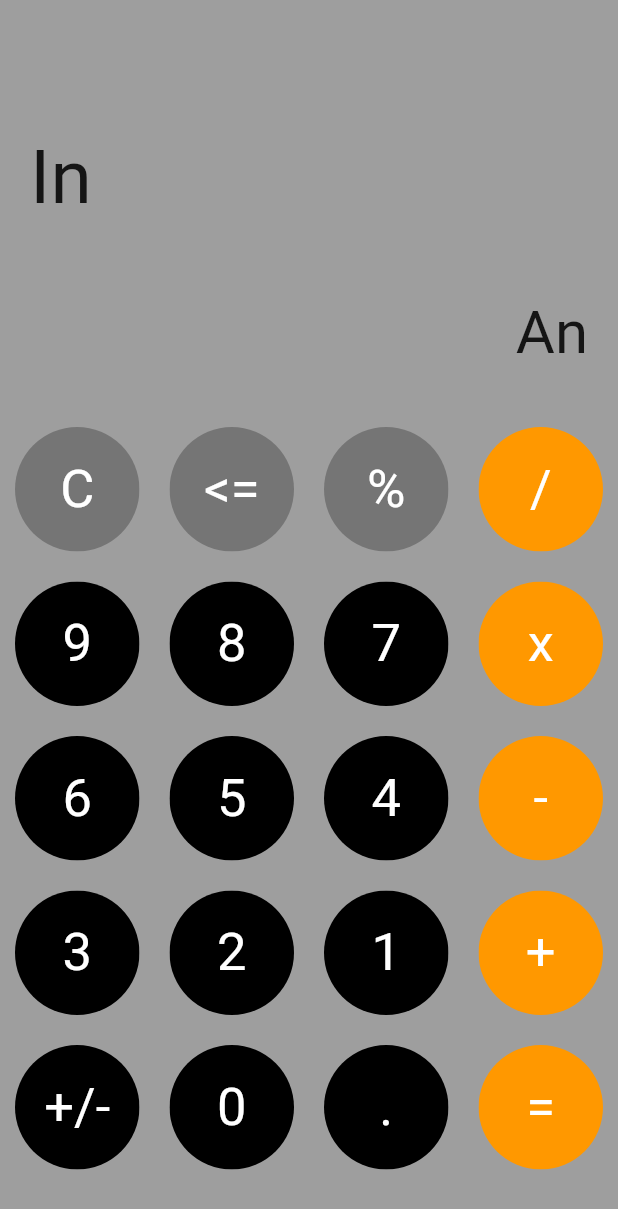
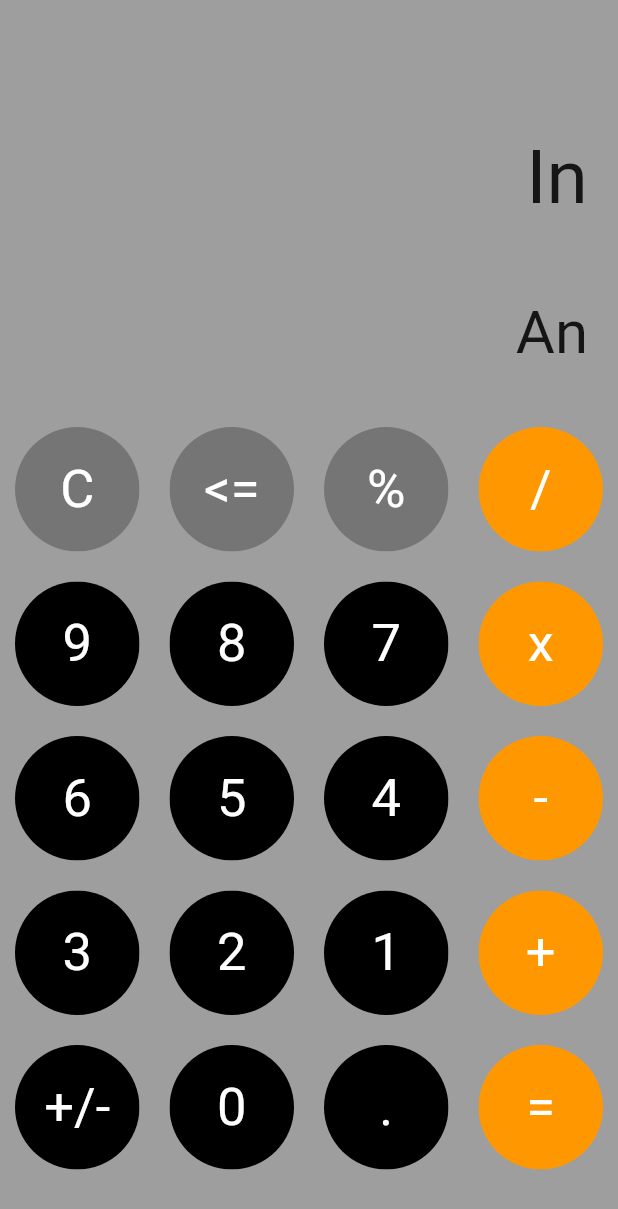
Before and after one commit to busyhanklux/ipone_calculator_simulator, a Flutter app: the screen it shows after launch, on a phone screen of 412 x 824 dp. Shown: the top 1209 px of the screen. Run offline on Flutter 3.47's test engine with Material 2 defaults, Android fonts, the phone set to English and light mode, and no system bars.

```diff
--- a/lib/buttons.dart
+++ b/lib/buttons.dart
@@ -4,12 +4,15 @@ class MyButton extends StatelessWidget {
   final color;
   final textColor;
   final String buttonText;
+  final buttonTapped;
 
-  MyButton({this.color, this.textColor, required this.buttonText});
+  MyButton({this.color, this.textColor, required this.buttonText, this.buttonTapped});
 
   @override
   Widget build(BuildContext context) {
-    return Padding(
+    return GestureDetector(
+        onTap: buttonTapped,
+        child: Padding(
       padding: const EdgeInsets.all(10.0),
       child: ClipRRect(
         borderRadius: BorderRadius.circular(50), //平滑直角
@@ -23,6 +26,6 @@ class MyButton extends StatelessWidget {
           ),
         ),
       ),
-    );
+    ));
   }
 }
--- a/lib/main.dart
+++ b/lib/main.dart
@@ -58,7 +58,7 @@ class _MyHomePageState extends State<HomePage> {
                   SizedBox(height: 50,),
                   Container(
                       padding: EdgeInsets.all(20),
-                      alignment: Alignment.centerLeft,
+                      alignment: Alignment.centerRight,
                       child: Text(userInput,style: TextStyle(fontSize: 50),),
                   ),
                   Container(
@@ -84,14 +84,48 @@ class _MyHomePageState extends State<HomePage> {
 
                   if((index - 3) < 0) { // -3 <0 指前三個
 
-                    return MyButton(
-                      buttonText: buttons[index], //按照有多少的button陣列元素，依序排列(每排4個)
-                      color: Colors.black26,
-                      textColor: Colors.white,
-                    );
+                    if(index == 0){ //C
 
+                      return MyButton(
+                        buttonTapped: (){
+                          setState(() {
+                            userInput = '';
+                          });
+                        },
+                        buttonText: buttons[index], //按照有多少的button陣列元素，依序排列(每排4個)
+                        color: Colors.black26,
+                        textColor: Colors.white,
+                      );
+                    }
+                    else if(index == 1)
+                    {
+                      return MyButton( //<=
+                        buttonTapped: (){
+                          setState(() {
+                            userInput = userInput.substring(0,userInput.length-1);
+                          });
+                        },
+                        buttonText: buttons[index], //按照有多少的button陣列元素，依序排列(每排4個)
+                        color: Colors.black26,
+                        textColor: Colors.white,
+                      );
+                    }
+                    else
+                    {
+                      return MyButton( //%
+
+                        buttonText: buttons[index], //按照有多少的button陣列元素，依序排列(每排4個)
+                        color: Colors.black26,
+                        textColor: Colors.white,
+                      );
+                    }
                   }else{
                     return MyButton(
+                      buttonTapped: (){
+                        setState(() {
+                          userInput += buttons[index];
+                        });
+                      },
                       buttonText: buttons[index], //按照有多少的button陣列元素，依序排列(每排4個)
                       color: isOperator(buttons[index])?  Colors.orange : Colors.black , //是否為 isOperator 之文字? T為左，F為右
                       textColor: Colors.white,
```
